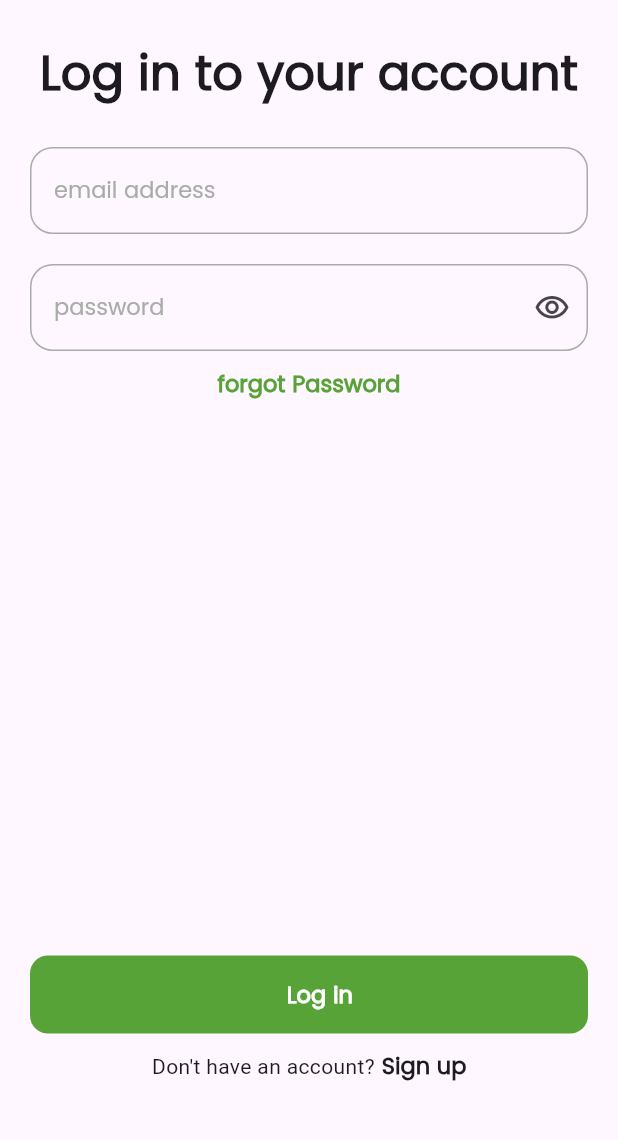
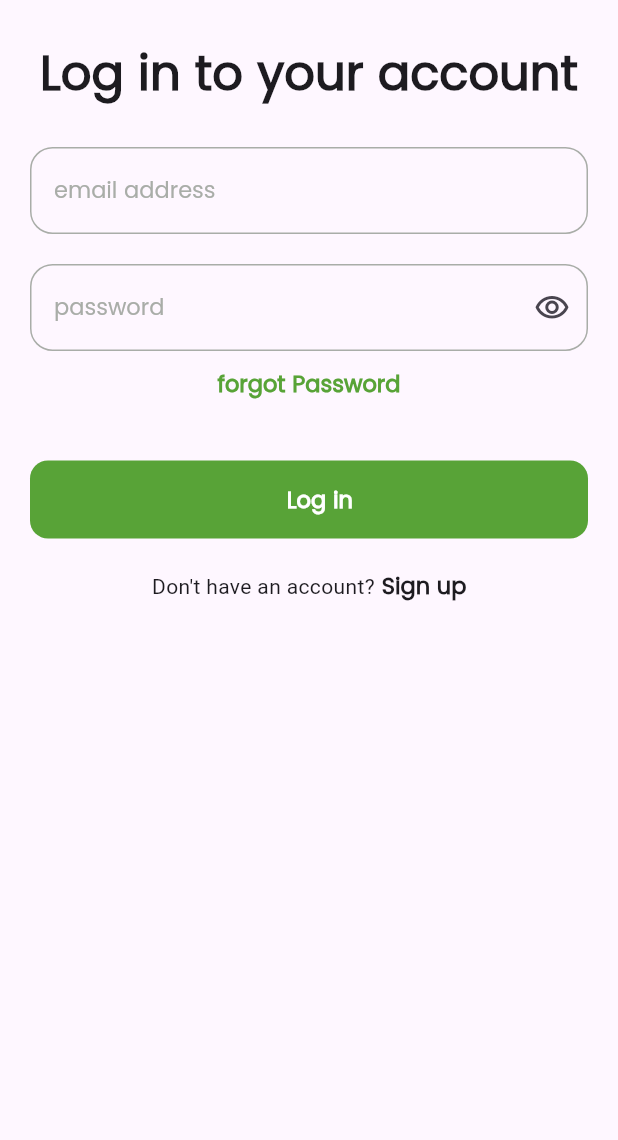
Before and after one commit to Abdelrhman-Tec/food-delivery-app, a Flutter app: the RegisterScreens screen opened by its route, after a tap on an icon or button, on a phone screen of 412 x 824 dp, the part 60-1200 px from its top. Run offline on Flutter 3.47's test engine with Material 3 defaults, Android fonts, the phone set to English and light mode, and no system bars; our stand-ins replace flutter_bloc, flutter_otp_text_field, flutter_svg, persistent_bottom_nav_bar, smooth_page_indicator, supabase_flutter; accounts and stored records are empty.

Commit message:
add screenshots app

```diff
--- a/lib/app/food_app.dart
+++ b/lib/app/food_app.dart
@@ -13,7 +13,7 @@
       child: MaterialApp(
         debugShowCheckedModeBanner: false,
         onGenerateRoute: (settings) => AppRouter.onGenerateRoute(settings),
-        initialRoute: AppRouter.homeNavBar,
+        initialRoute: AppRouter.splash,
       ),
     );
   }
--- a/lib/core/widgets/custom_appbar.dart
+++ b/lib/core/widgets/custom_appbar.dart
@@ -13,7 +13,8 @@
     super.key,
     required this.showBackButton,
     this.ontap,
-    this.title, this.imagePath,
+    this.title,
+    this.imagePath,
   });
 
   @override
@@ -44,18 +45,19 @@
               ? Center(child: SvgPicture.asset(AppAssets.resourceLogoBobo))
               : Row(
                   children: [
-                    SvgPicture.asset(
-                      imagePath!,
-                      width: 30,
-                    ),
-                    Center(
+                    imagePath != null
+                        ? SvgPicture.asset(imagePath!, width: 30)
+                        : SizedBox.shrink(),
+                    title != null
+                        ? Center(
                             child: Text(
                               title!,
                               style: AppTextStyles.robotoHeading(
                                 context,
                               ).copyWith(fontSize: 20),
                             ),
-                    ),
+                          )
+                        : SizedBox.shrink(),
                   ],
                 ),
           const Spacer(flex: 2),
--- a/lib/features/auth/presentation/screens/login_screens.dart
+++ b/lib/features/auth/presentation/screens/login_screens.dart
@@ -9,8 +9,15 @@
 import 'package:food_app/features/auth/presentation/widget/dont_have_an_account.dart';
 import 'package:food_app/features/auth/presentation/widget/header_auth_section.dart';
 
-class LoginScreens extends StatelessWidget {
+class LoginScreens extends StatefulWidget {
   const LoginScreens({super.key});
+
+  @override
+  State<LoginScreens> createState() => _LoginScreensState();
+}
+
+class _LoginScreensState extends State<LoginScreens> {
+  bool isLoading = false;
 
   @override
   Widget build(BuildContext context) {
@@ -19,7 +26,7 @@
         showBackButton: true,
         ontap: () => Navigator.of(context).pop(),
       ),
-      body: Padding(
+      body: SingleChildScrollView(
         padding: const EdgeInsets.symmetric(horizontal: 20),
         child: Column(
           children: [
@@ -40,15 +47,27 @@
               ontap: () =>
                   Navigator.of(context).pushNamed(AppRouter.forgotPassword),
             ),
-            const SizedBox(height: 370),
-            CustomButton(
+            const SizedBox(height: 40),
+            isLoading
+                ? const CircularProgressIndicator()
+                : CustomButton(
+                    ontap: () async {
+                      setState(() => isLoading = true);
+
+                      await Future.delayed(const Duration(seconds: 1));
+
+                      setState(() => isLoading = false);
+                      Navigator.of(
+                        context,
+                      ).pushReplacementNamed(AppRouter.homeNavBar);
+                    },
                     width: double.infinity,
                     height: 52,
                     colorButton: AppColors.lightTypography500,
                     buttonName: AppStrings.login,
                     colorText: AppColors.lightWhite,
                   ),
-            const SizedBox(height: 10),
+            const SizedBox(height: 20),
             dontHaveAnAccount(
               context,
               ontap: () => Navigator.of(context).pushNamed(AppRouter.register),
```
Also changed, not shown: lib/features/cart/presentation/screens/cart_screen.dart (+46 -1 lines), assets/screen_app/cart.png (added), assets/screen_app/forgot_password.png (added), assets/screen_app/home.png (added), assets/screen_app/login_screen.png (added), assets/screen_app/onboarding.png (added), assets/screen_app/product_details.png (added), assets/screen_app/product_details.png2.png (added), assets/screen_app/product_details.png3.png (added), assets/screen_app/sign_up.png (added), assets/screen_app/sign_up_actavie.png (added), assets/screen_app/signin.png (added), assets/screen_app/splash.png (added). Lines whose indentation alone changed are shown as unchanged.
